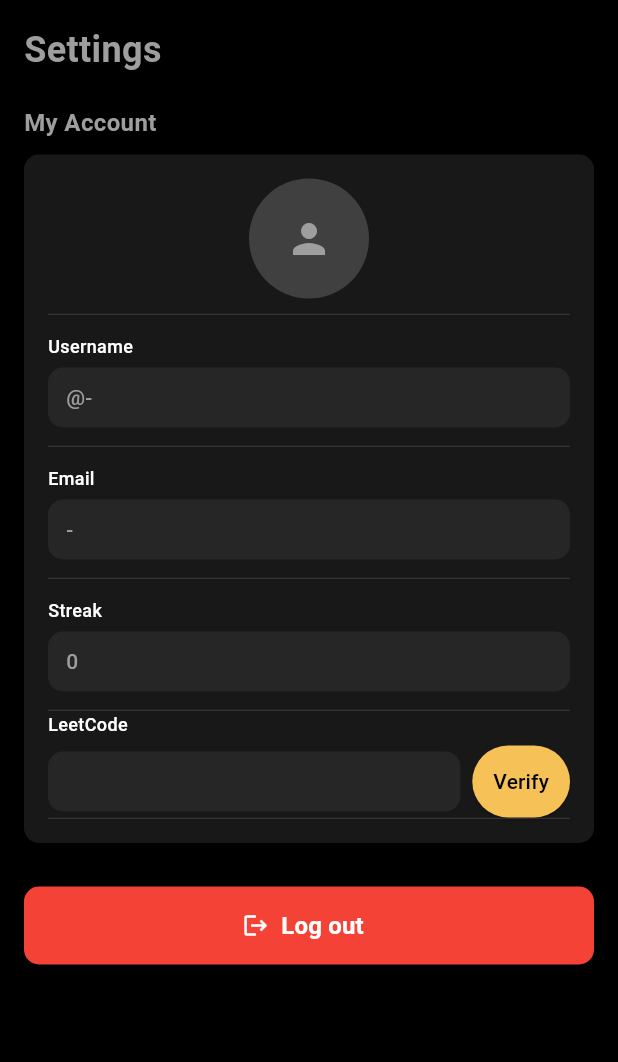
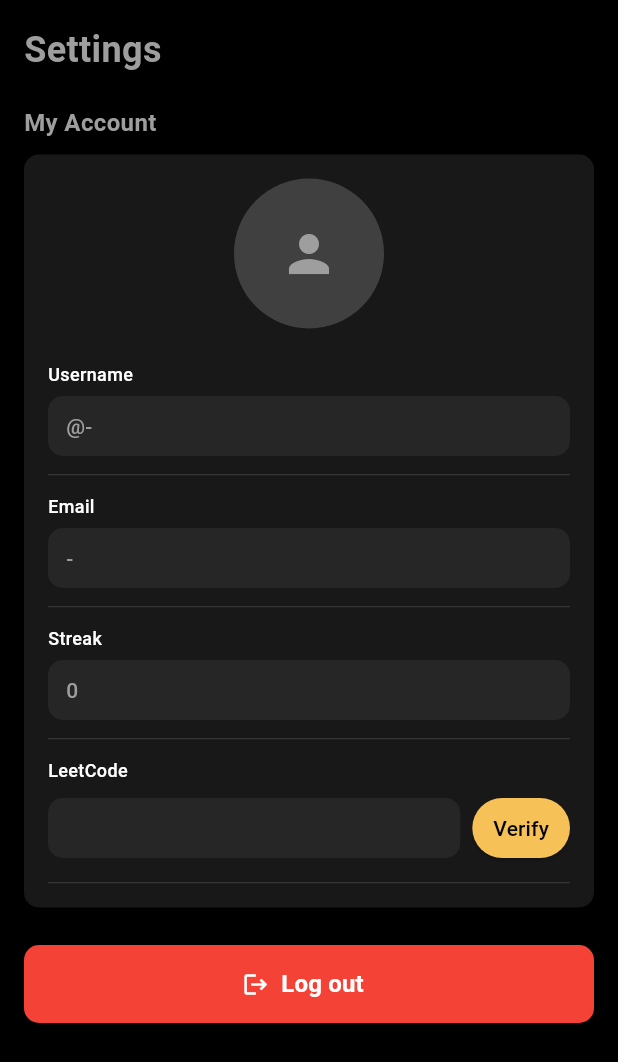
Before and after one commit to GDGVIT/lc-leaderboard-app, a Flutter app: the SettingsPage screen opened directly, on a phone screen of 412 x 824 dp. Shown: the top 1062 px of the screen. Run offline on Flutter 3.47's test engine with Material 3 defaults, Android fonts, the phone set to English and light mode, and no system bars; our stand-ins replace connectivity_plus, dio, flutter_native_splash, go_router, retrofit, shared_preferences and 1 more; missing offline and left inert: pixelarticons; accounts and stored records are empty; generated files the repository leaves out were written again; network calls fail; Roboto replaces fonts that are missing (PixelifySans).

Commit message:
chore: UI cleanup settings page

```diff
--- a/leaderboard_app/lib/pages/settings_page.dart
+++ b/leaderboard_app/lib/pages/settings_page.dart
@@ -66,22 +66,16 @@ class SettingsPage extends StatelessWidget {
               children: [
                 Center(
                   child: CircleAvatar(
-                    radius: 40,
+                    radius: 50,
                     backgroundColor: colors.tertiary.withOpacity(0.3),
                     child: Icon(
                       Icons.person,
-                      size: 32,
+                      size: 40,
                       color: colors.primary,
                     ),
                   ),
                 ),
                 const SizedBox(height: 10),
-
-                Divider(
-                  height: 1,
-                  thickness: 0.6,
-                  color: colors.primary.withOpacity(0.3),
-                ),
 
                 // Username
                 _buildDisplayTile('Username', '@$username', colors),
@@ -102,6 +96,7 @@ class SettingsPage extends StatelessWidget {
                   thickness: 0.6,
                   color: colors.primary.withOpacity(0.3),
                 ),
+                SizedBox(height: 12),
                 // LeetCode handle & verify section
                 if (verified)
                   _buildDisplayTile('LeetCode', handle ?? '-', colors)
@@ -133,7 +128,7 @@ class SettingsPage extends StatelessWidget {
                             style: ElevatedButton.styleFrom(
                               backgroundColor: colors.secondary,
                               foregroundColor: Colors.black,
-                              padding: const EdgeInsets.symmetric(horizontal: 14, vertical: 14),
+                              padding: const EdgeInsets.symmetric(horizontal: 14, vertical: 8),
                             ),
                             child: const Text('Verify'),
                           ),
@@ -141,6 +136,7 @@ class SettingsPage extends StatelessWidget {
                       ),
                     ],
                   ),
+                  SizedBox(height: 12),
                 Divider(
                   height: 1,
                   thickness: 0.6,
@@ -154,7 +150,6 @@ class SettingsPage extends StatelessWidget {
 
           const SizedBox(height: 25),
           // Removed password & authentication section per request
-          const SizedBox(height: 4),
 
           // ====== Logout button (full-width) ======
           SizedBox(
```
